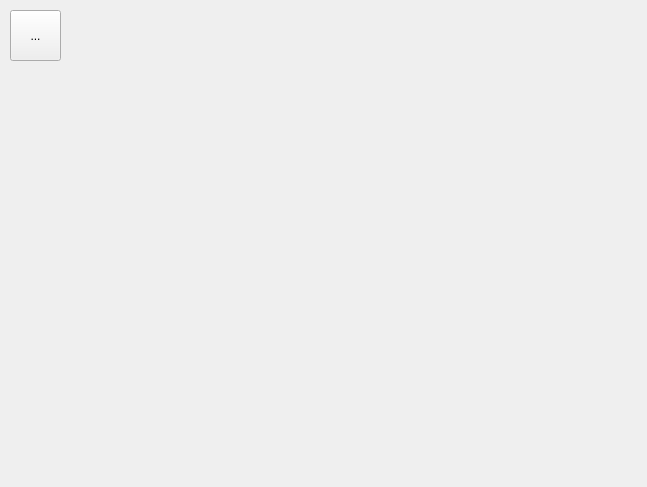
Before: the Qt Designer form King_Project/SettingsPageForm.ui in greg-maceachern12/MicroManage, drawn with Qt 5.
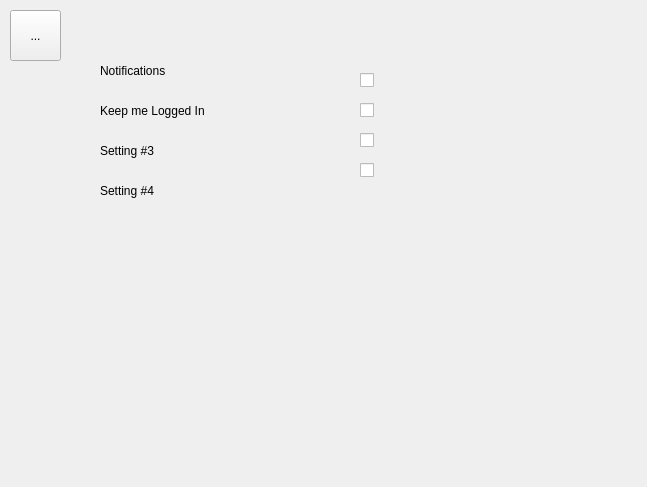
After: the same form once the commit is applied.

The edit to the form file:
```diff
--- a/King_Project/SettingsPageForm.ui
+++ b/King_Project/SettingsPageForm.ui
@@ -26,16 +26,109 @@
     <string>...</string>
    </property>
   </widget>
-  <widget class="QWidget" name="verticalLayoutWidget">
+  <widget class="QLabel" name="label">
    <property name="geometry">
     <rect>
-     <x>130</x>
+     <x>100</x>
+     <y>50</y>
+     <width>171</width>
+     <height>41</height>
+    </rect>
+   </property>
+   <property name="text">
+    <string>Notifications</string>
+   </property>
+  </widget>
+  <widget class="QLabel" name="label_2">
+   <property name="geometry">
+    <rect>
+     <x>100</x>
+     <y>90</y>
+     <width>171</width>
+     <height>41</height>
+    </rect>
+   </property>
+   <property name="text">
+    <string>Keep me Logged In</string>
+   </property>
+  </widget>
+  <widget class="QLabel" name="label_3">
+   <property name="geometry">
+    <rect>
+     <x>100</x>
+     <y>130</y>
+     <width>171</width>
+     <height>41</height>
+    </rect>
+   </property>
+   <property name="text">
+    <string>Setting #3</string>
+   </property>
+  </widget>
+  <widget class="QLabel" name="label_4">
+   <property name="geometry">
+    <rect>
+     <x>100</x>
+     <y>160</y>
+     <width>181</width>
+     <height>61</height>
+    </rect>
+   </property>
+   <property name="text">
+    <string>Setting #4</string>
+   </property>
+  </widget>
+  <widget class="QCheckBox" name="checkBox">
+   <property name="geometry">
+    <rect>
+     <x>360</x>
+     <y>70</y>
+     <width>78</width>
+     <height>21</height>
+    </rect>
+   </property>
+   <property name="text">
+    <string/>
+   </property>
+  </widget>
+  <widget class="QCheckBox" name="checkBox_2">
+   <property name="geometry">
+    <rect>
+     <x>360</x>
      <y>100</y>
-     <width>201</width>
-     <height>131</height>
+     <width>78</width>
+     <height>21</height>
     </rect>
    </property>
-   <layout class="QVBoxLayout" name="verticalLayout"/>
+   <property name="text">
+    <string/>
+   </property>
+  </widget>
+  <widget class="QCheckBox" name="checkBox_3">
+   <property name="geometry">
+    <rect>
+     <x>360</x>
+     <y>130</y>
+     <width>78</width>
+     <height>21</height>
+    </rect>
+   </property>
+   <property name="text">
+    <string/>
+   </property>
+  </widget>
+  <widget class="QCheckBox" name="checkBox_4">
+   <property name="geometry">
+    <rect>
+     <x>360</x>
+     <y>160</y>
+     <width>78</width>
+     <height>21</height>
+    </rect>
+   </property>
+   <property name="text">
+    <string/>
+   </property>
   </widget>
  </widget>
  <resources/>
```
